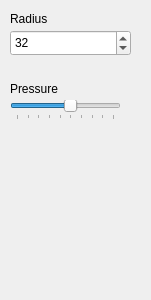
Qt form src/toolSettings/smudgesettingswidget.ui (PhotoFlare/photoflare) before a commit.
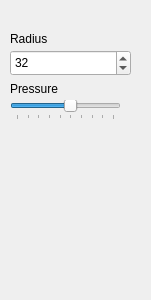
The same form after that commit.

Commit message: Add vertical spacer

The edit to the form file:
```diff
--- a/src/toolSettings/smudgesettingswidget.ui
+++ b/src/toolSettings/smudgesettingswidget.ui
@@ -17,7 +17,7 @@
    <property name="geometry">
     <rect>
      <x>10</x>
-     <y>10</y>
+     <y>30</y>
      <width>67</width>
      <height>17</height>
     </rect>
@@ -71,7 +71,7 @@
    <property name="geometry">
     <rect>
      <x>10</x>
-     <y>30</y>
+     <y>50</y>
      <width>121</width>
      <height>26</height>
     </rect>
```
